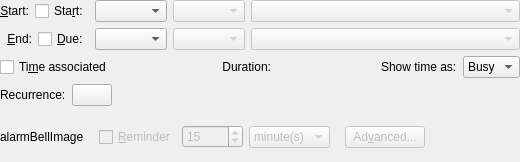
The window that incidenceeditors/incidenceeditor-ng/incidencedatetime.ui (chusopr/kdepim-ktimetracker-akonadi) describes before a commit, drawn with Qt 5.
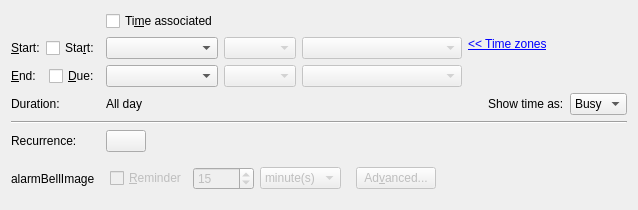
The same window after the commit. Custom widgets are drawn as their Qt base class.

Commit message: Some desktop ui fixes: - Don't show the time zones by default and add means to make them visible   (slightly ugly code wise though as I'm using a label to show sort of a link). - Don't put the date time editor in a group box - Add lines between various parts of the general page.

```diff
--- a/incidenceeditors/incidenceeditor-ng/incidencedatetime.ui
+++ b/incidenceeditors/incidenceeditor-ng/incidencedatetime.ui
@@ -6,15 +6,12 @@
    <rect>
     <x>0</x>
     <y>0</y>
-    <width>520</width>
-    <height>162</height>
+    <width>638</width>
+    <height>196</height>
    </rect>
   </property>
   <layout class="QGridLayout" name="gridLayout">
-   <property name="margin">
-    <number>0</number>
-   </property>
-   <item row="0" column="0">
+   <item row="1" column="0">
     <layout class="QHBoxLayout" name="horizontalLayout_6">
      <item>
       <widget class="QLabel" name="mStartLabel">
@@ -27,9 +24,6 @@
        <property name="text">
         <string>&amp;Start:</string>
        </property>
-       <property name="alignment">
-        <set>Qt::AlignRight|Qt::AlignTrailing|Qt::AlignVCenter</set>
-       </property>
        <property name="buddy">
         <cstring>mStartDateEdit</cstring>
        </property>
@@ -47,49 +41,7 @@
      </item>
     </layout>
    </item>
-   <item row="0" column="1">
-    <widget class="KPIM::KDateEdit" name="mStartDateEdit">
-     <property name="sizePolicy">
-      <sizepolicy hsizetype="Minimum" vsizetype="Fixed">
-       <horstretch>0</horstretch>
-       <verstretch>0</verstretch>
-      </sizepolicy>
-     </property>
-     <property name="toolTip">
-      <string extracomment="@info:tooltip">Set the start date</string>
-     </property>
-     <property name="whatsThis">
-      <string extracomment="@info:whatsthis">Sets the start date for this to-do</string>
-     </property>
-    </widget>
-   </item>
-   <item row="0" column="2">
-    <widget class="KPIM::KTimeEdit" name="mStartTimeEdit">
-     <property name="enabled">
-      <bool>false</bool>
-     </property>
-     <property name="whatsThis">
-      <string>Sets the start time for this to-do.</string>
-     </property>
-    </widget>
-   </item>
-   <item row="0" column="3">
-    <widget class="KPIM::KTimeZoneComboBox" name="mTimeZoneComboStart">
-     <property name="enabled">
-      <bool>false</bool>
-     </property>
-     <property name="sizePolicy">
-      <sizepolicy hsizetype="MinimumExpanding" vsizetype="Fixed">
-       <horstretch>0</horstretch>
-       <verstretch>0</verstretch>
-      </sizepolicy>
-     </property>
-     <property name="whatsThis">
-      <string extracomment="@info:whatsthis">Select the timezone for this event. It will also affect recurrences</string>
-     </property>
-    </widget>
-   </item>
-   <item row="1" column="0">
+   <item row="2" column="0">
     <layout class="QHBoxLayout" name="horizontalLayout">
      <item>
       <widget class="QLabel" name="mEndLabel">
@@ -102,9 +54,6 @@
        <property name="text">
         <string>&amp;End:</string>
        </property>
-       <property name="alignment">
-        <set>Qt::AlignRight|Qt::AlignTrailing|Qt::AlignVCenter</set>
-       </property>
        <property name="buddy">
         <cstring>mEndDateEdit</cstring>
        </property>
@@ -122,74 +71,12 @@
      </item>
     </layout>
    </item>
-   <item row="1" column="1">
-    <widget class="KPIM::KDateEdit" name="mEndDateEdit">
-     <property name="sizePolicy">
-      <sizepolicy hsizetype="Minimum" vsizetype="Fixed">
-       <horstretch>0</horstretch>
-       <verstretch>0</verstretch>
-      </sizepolicy>
-     </property>
-     <property name="whatsThis">
-      <string>Sets the due date for this to-do.</string>
-     </property>
-    </widget>
-   </item>
-   <item row="1" column="2">
-    <widget class="KPIM::KTimeEdit" name="mEndTimeEdit">
-     <property name="enabled">
-      <bool>false</bool>
-     </property>
-     <property name="whatsThis">
-      <string>Sets the due time for this to-do.</string>
-     </property>
-    </widget>
-   </item>
-   <item row="1" column="3">
-    <widget class="KPIM::KTimeZoneComboBox" name="mTimeZoneComboEnd">
-     <property name="enabled">
-      <bool>false</bool>
-     </property>
-     <property name="sizePolicy">
-      <sizepolicy hsizetype="MinimumExpanding" vsizetype="Fixed">
-       <horstretch>0</horstretch>
-       <verstretch>0</verstretch>
-      </sizepolicy>
-     </property>
-     <property name="whatsThis">
-      <string extracomment="@info:whatsthis">Select the timezone for this event. It will also affect recurrences</string>
-     </property>
-    </widget>
-   </item>
-   <item row="2" column="0" colspan="4">
+   <item row="3" column="1" colspan="4">
     <layout class="QHBoxLayout" name="horizontalLayout_3">
-     <item>
-      <widget class="QCheckBox" name="mHasTimeCheck">
-       <property name="whatsThis">
-        <string>Set if this to-do's start and due dates have times associated with them.</string>
-       </property>
-       <property name="text">
-        <string>Ti&amp;me associated</string>
-       </property>
-      </widget>
-     </item>
-     <item>
-      <spacer name="horizontalSpacer_2">
-       <property name="orientation">
-        <enum>Qt::Horizontal</enum>
-       </property>
-       <property name="sizeHint" stdset="0">
-        <size>
-         <width>40</width>
-         <height>20</height>
-        </size>
-       </property>
-      </spacer>
-     </item>
      <item>
       <widget class="QLabel" name="mDurationLabel">
        <property name="text">
-        <string>Duration:</string>
+        <string>All day</string>
        </property>
        <property name="alignment">
         <set>Qt::AlignRight|Qt::AlignTrailing|Qt::AlignVCenter</set>
@@ -235,15 +122,8 @@
      </item>
     </layout>
    </item>
-   <item row="3" column="0" colspan="4">
+   <item row="5" column="1" colspan="4">
     <layout class="QHBoxLayout" name="horizontalLayout_2">
-     <item>
-      <widget class="QLabel" name="label_4">
-       <property name="text">
-        <string>Recurrence:</string>
-       </property>
-      </widget>
-     </item>
      <item>
       <widget class="QPushButton" name="mRecurrenceEditButton">
        <property name="text">
@@ -273,7 +153,7 @@
      </item>
     </layout>
    </item>
-   <item row="4" column="0" colspan="4">
+   <item row="6" column="0" colspan="5">
     <layout class="QHBoxLayout" name="horizontalLayout_4">
      <item>
       <widget class="QLabel" name="mAlarmBell">
@@ -440,6 +320,142 @@
      </item>
     </layout>
    </item>
+   <item row="1" column="1">
+    <widget class="KPIM::KDateEdit" name="mStartDateEdit">
+     <property name="sizePolicy">
+      <sizepolicy hsizetype="Minimum" vsizetype="Fixed">
+       <horstretch>0</horstretch>
+       <verstretch>0</verstretch>
+      </sizepolicy>
+     </property>
+     <property name="toolTip">
+      <string extracomment="@info:tooltip">Set the start date</string>
+     </property>
+     <property name="whatsThis">
+      <string extracomment="@info:whatsthis">Sets the start date for this to-do</string>
+     </property>
+    </widget>
+   </item>
+   <item row="1" column="2">
+    <widget class="KPIM::KTimeEdit" name="mStartTimeEdit">
+     <property name="enabled">
+      <bool>false</bool>
+     </property>
+     <property name="whatsThis">
+      <string>Sets the start time for this to-do.</string>
+     </property>
+    </widget>
+   </item>
+   <item row="1" column="3">
+    <widget class="KPIM::KTimeZoneComboBox" name="mTimeZoneComboStart">
+     <property name="enabled">
+      <bool>false</bool>
+     </property>
+     <property name="sizePolicy">
+      <sizepolicy hsizetype="MinimumExpanding" vsizetype="Fixed">
+       <horstretch>0</horstretch>
+       <verstretch>0</verstretch>
+      </sizepolicy>
+     </property>
+     <property name="whatsThis">
+      <string extracomment="@info:whatsthis">Select the timezone for this event. It will also affect recurrences</string>
+     </property>
+    </widget>
+   </item>
+   <item row="2" column="1">
+    <widget class="KPIM::KDateEdit" name="mEndDateEdit">
+     <property name="sizePolicy">
+      <sizepolicy hsizetype="Minimum" vsizetype="Fixed">
+       <horstretch>0</horstretch>
+       <verstretch>0</verstretch>
+      </sizepolicy>
+     </property>
+     <property name="whatsThis">
+      <string>Sets the due date for this to-do.</string>
+     </property>
+    </widget>
+   </item>
+   <item row="2" column="2">
+    <widget class="KPIM::KTimeEdit" name="mEndTimeEdit">
+     <property name="enabled">
+      <bool>false</bool>
+     </property>
+     <property name="whatsThis">
+      <string>Sets the due time for this to-do.</string>
+     </property>
+    </widget>
+   </item>
+   <item row="2" column="3">
+    <widget class="KPIM::KTimeZoneComboBox" name="mTimeZoneComboEnd">
+     <property name="enabled">
+      <bool>false</bool>
+     </property>
+     <property name="sizePolicy">
+      <sizepolicy hsizetype="MinimumExpanding" vsizetype="Fixed">
+       <horstretch>0</horstretch>
+       <verstretch>0</verstretch>
+      </sizepolicy>
+     </property>
+     <property name="whatsThis">
+      <string extracomment="@info:whatsthis">Select the timezone for this event. It will also affect recurrences</string>
+     </property>
+    </widget>
+   </item>
+   <item row="0" column="1">
+    <widget class="QCheckBox" name="mHasTimeCheck">
+     <property name="whatsThis">
+      <string>Set if this to-do's start and due dates have times associated with them.</string>
+     </property>
+     <property name="text">
+      <string>Ti&amp;me associated</string>
+     </property>
+    </widget>
+   </item>
+   <item row="5" column="0">
+    <widget class="QLabel" name="label_4">
+     <property name="text">
+      <string>Recurrence:</string>
+     </property>
+    </widget>
+   </item>
+   <item row="3" column="0">
+    <widget class="QLabel" name="label">
+     <property name="text">
+      <string>Duration:</string>
+     </property>
+    </widget>
+   </item>
+   <item row="4" column="0" colspan="5">
+    <widget class="Line" name="line">
+     <property name="orientation">
+      <enum>Qt::Horizontal</enum>
+     </property>
+    </widget>
+   </item>
+   <item row="1" column="4" rowspan="2">
+    <widget class="QLabel" name="mTimeZoneLabel">
+     <property name="sizePolicy">
+      <sizepolicy hsizetype="MinimumExpanding" vsizetype="Preferred">
+       <horstretch>0</horstretch>
+       <verstretch>0</verstretch>
+      </sizepolicy>
+     </property>
+     <property name="font">
+      <font>
+       <underline>false</underline>
+      </font>
+     </property>
+     <property name="text">
+      <string>&lt;a href=&quot;hide&quot;&gt;&lt;font color='blue'&gt;&amp;lt;&amp;lt; Time zones&lt;/font&gt;&lt;/a&gt;</string>
+     </property>
+     <property name="textFormat">
+      <enum>Qt::RichText</enum>
+     </property>
+     <property name="alignment">
+      <set>Qt::AlignLeading|Qt::AlignLeft|Qt::AlignTop</set>
+     </property>
+    </widget>
+   </item>
   </layout>
  </widget>
  <customwidgets>
```
Left out of the diff: 3 changed lines with no effect on the pictures. The commit also changes 3 other files.
